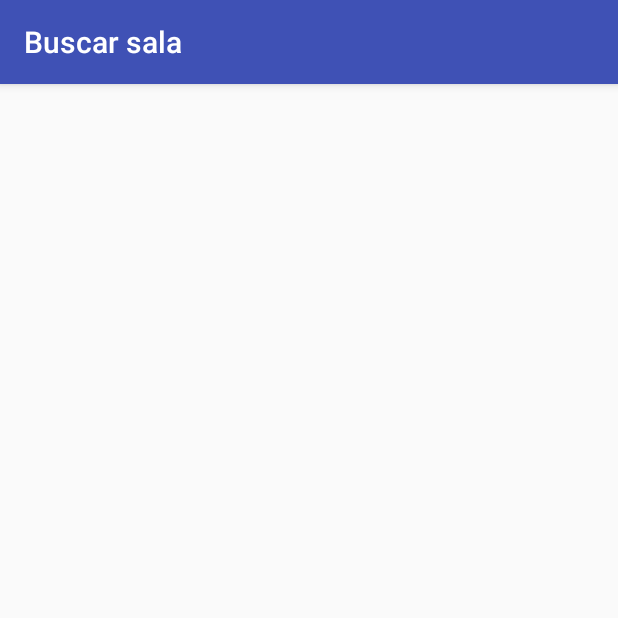
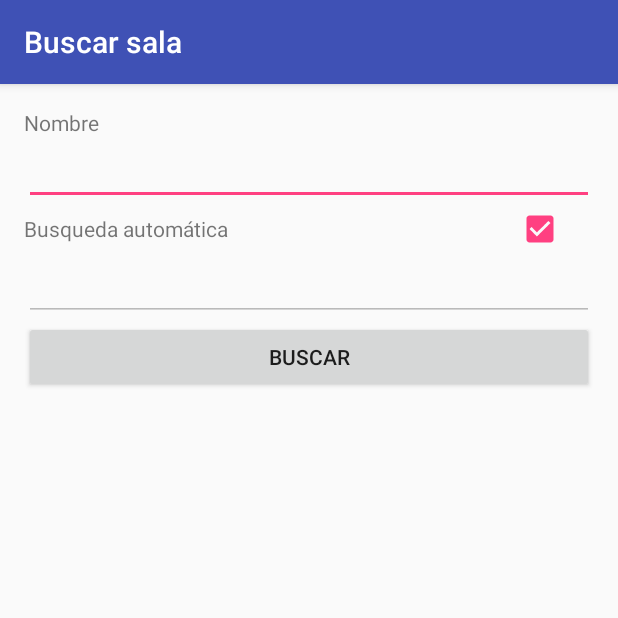
Before and after one commit to GuilledelaCruz/MasterApp, an Android app: the screen it shows after launch (BuscarSala), after a tap on "BUSCAR SALA", on a phone screen of 412 x 824 dp, the top half of it. Run offline under Robolectric (Android 15) with nearby library versions, the phone set to English and light mode, and no system bars.

Commit message:
[master] Some features added to SearchRoom class

```diff
--- a/app/src/main/AndroidManifest.xml
+++ b/app/src/main/AndroidManifest.xml
@@ -1,8 +1,8 @@
 <?xml version="1.0" encoding="utf-8"?>
 <manifest xmlns:android="http://schemas.android.com/apk/res/android"
     package="guilledelacruz.masterapp"
-    android:versionCode="000102"
-    android:versionName="0.1.2">
+    android:versionCode="000103"
+    android:versionName="0.1.3">
 
     <application
         android:allowBackup="true"
--- a/app/src/main/java/guilledelacruz/masterapp/BuscarSala.java
+++ b/app/src/main/java/guilledelacruz/masterapp/BuscarSala.java
@@ -1,13 +1,61 @@
 package guilledelacruz.masterapp;
 
+import android.graphics.Color;
 import android.support.v7.app.AppCompatActivity;
 import android.os.Bundle;
+import android.view.View;
+import android.widget.Button;
+import android.widget.CheckBox;
+import android.widget.CompoundButton;
+import android.widget.EditText;
+import android.widget.ListView;
+
+import java.util.regex.Pattern;
 
 public class BuscarSala extends AppCompatActivity {
 
-    @Override
     protected void onCreate(Bundle savedInstanceState) {
         super.onCreate(savedInstanceState);
         setContentView(R.layout.activity_buscar_sala);
+
+        final EditText editjugador = (EditText) findViewById(R.id.editjugador);
+        final EditText editip = (EditText) findViewById(R.id.editip);
+        final CheckBox checkauto = (CheckBox) findViewById(R.id.checkbusqueda);
+        final Button botonbusqueda = (Button) findViewById(R.id.botonbuscar);
+        final ListView viewservidores = (ListView) findViewById(R.id.listaservidores);
+
+        if(checkauto.isChecked()){
+            editip.setEnabled(false);
+        }
+
+        checkauto.setOnCheckedChangeListener(new CompoundButton.OnCheckedChangeListener() {
+            public void onCheckedChanged(CompoundButton buttonView, boolean isChecked) {
+                editip.setEnabled(!isChecked);
+            }
+        });
+
+        botonbusqueda.setOnClickListener(new View.OnClickListener() {
+            public void onClick(View v) {
+                String name = editjugador.getText().toString();
+                String ip;
+
+                if (!checkauto.isChecked()) {
+                    ip = editip.getText().toString();
+                    if(!validate(ip)){
+                        editip.setTextColor(Color.RED);
+                        return;
+                    }
+                }
+
+
+            }
+        });
+    }
+
+    private static final Pattern PATTERN = Pattern.compile(
+            "^(([01]?\\d\\d?|2[0-4]\\d|25[0-5])\\.){3}([01]?\\d\\d?|2[0-4]\\d|25[0-5])$");
+
+    public static boolean validate(final String ip) {
+        return PATTERN.matcher(ip).matches();
     }
 }
--- a/app/src/main/res/layout/activity_buscar_sala.xml
+++ b/app/src/main/res/layout/activity_buscar_sala.xml
@@ -1,5 +1,5 @@
 <?xml version="1.0" encoding="utf-8"?>
-<RelativeLayout xmlns:android="http://schemas.android.com/apk/res/android"
+<FrameLayout xmlns:android="http://schemas.android.com/apk/res/android"
     xmlns:tools="http://schemas.android.com/tools"
     android:layout_width="match_parent"
     android:layout_height="match_parent"
@@ -9,4 +9,68 @@
     android:paddingTop="@dimen/activity_vertical_margin"
     tools:context="guilledelacruz.masterapp.BuscarSala">
 
-</RelativeLayout>
+    <ScrollView
+        android:layout_width="match_parent"
+        android:layout_height="match_parent">
+
+        <LinearLayout
+            android:layout_width="match_parent"
+            android:layout_height="match_parent"
+            android:orientation="vertical">
+
+            <TextView
+                android:layout_width="match_parent"
+                android:layout_height="wrap_content"
+                android:text="@string/textonombre"/>
+
+            <EditText
+                android:layout_width="match_parent"
+                android:layout_height="wrap_content"
+                android:id="@+id/editjugador"/>
+
+            <RelativeLayout
+                android:layout_width="match_parent"
+                android:layout_height="wrap_content">
+
+                <TextView
+                    android:layout_width="wrap_content"
+                    android:layout_height="wrap_content"
+                    android:text="@string/textobuscarlargo"
+                    android:layout_alignParentLeft="true"
+                    android:layout_centerInParent="true"
+                    android:id="@+id/textobusquedaauto"/>
+
+                <CheckBox
+                    android:layout_width="wrap_content"
+                    android:layout_height="wrap_content"
+                    android:id="@+id/checkbusqueda"
+                    android:checked="true"
+                    android:layout_alignParentRight="true"
+                    android:layout_marginRight="20dp"/>
+
+            </RelativeLayout>
+
+            <EditText
+                android:layout_width="match_parent"
+                android:layout_height="wrap_content"
+                android:id="@+id/editip"/>
+
+            <Button
+                android:layout_width="match_parent"
+                android:layout_height="wrap_content"
+                android:id="@+id/botonbuscar"
+                android:text="@string/textobuscar"/>
+
+            <ListView
+                android:layout_width="match_parent"
+                android:layout_height="wrap_content"
+                android:id="@+id/listaservidores">
+
+            </ListView>
+
+
+        </LinearLayout>
+
+    </ScrollView>
+
+</FrameLayout>
--- a/app/src/main/res/values/strings.xml
+++ b/app/src/main/res/values/strings.xml
@@ -5,6 +5,7 @@
     <string name="textosala">Sala</string>
     <string name="textovotacion">Votación</string>
     <string name="textomaster">Master</string>
+    <string name="textonombre">Nombre</string>
     <string name="textojugadores">Jugadores</string>
     <string name="textopassword">Contraseña</string>
     <string name="textoprivacidad">Privacidad</string>
@@ -13,4 +14,5 @@
     <string name="textocapacidad">Capacidad</string>
     <string name="textobuscar">Buscar</string>
     <string name="textobuscarip">Buscar por IP</string>
+    <string name="textobuscarlargo">Busqueda automática</string>
 </resources>
```
Also changed, not shown: 1 other file.
